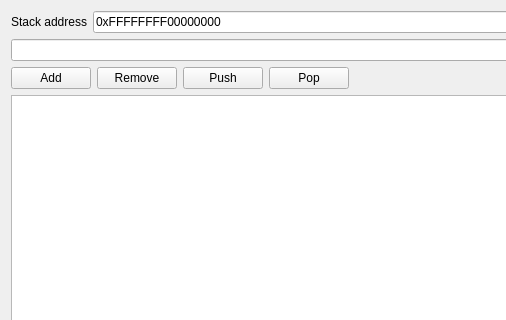
The window that memorybrowserwidget.ui (gamehunt/AssemblySimulator) describes before a commit, drawn with Qt 5; both pictures show x 0 to 506 and y 0 to 320 of the 860 by 535 pixel window.
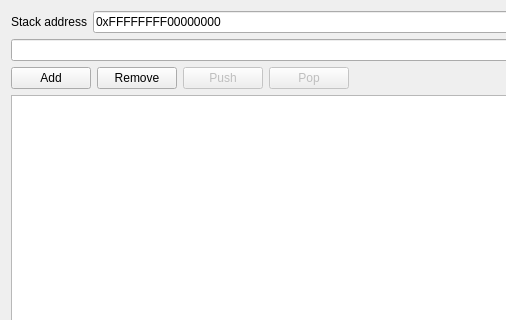
The same window after the commit.

```diff
--- a/memorybrowserwidget.ui
+++ b/memorybrowserwidget.ui
@@ -72,6 +72,9 @@
      </item>
      <item>
       <widget class="QPushButton" name="pushButton">
+       <property name="enabled">
+        <bool>false</bool>
+       </property>
        <property name="text">
         <string>Push</string>
        </property>
@@ -79,6 +82,9 @@
      </item>
      <item>
       <widget class="QPushButton" name="popButton">
+       <property name="enabled">
+        <bool>false</bool>
+       </property>
        <property name="text">
         <string>Pop</string>
        </property>
```
